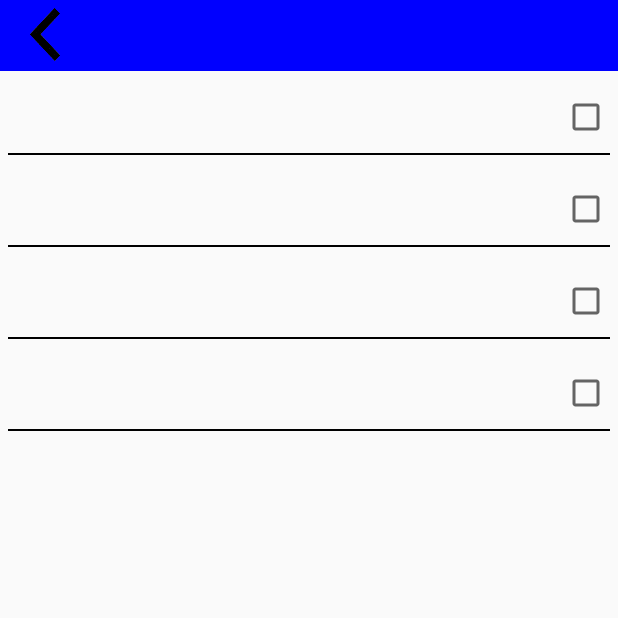
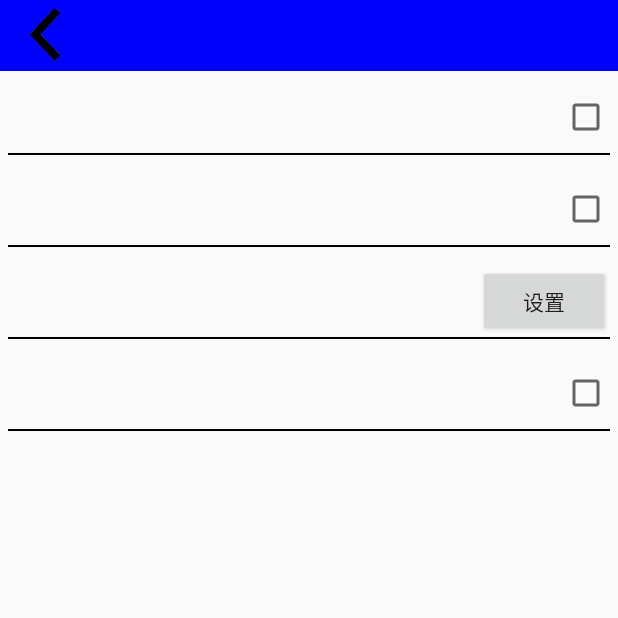
Before and after one commit to hexinglin/StewardTokgo, an Android app: the SettingActivity screen opened directly, with no data from a screen before it, on a phone screen of 412 x 824 dp, the top half of it. Run offline under Robolectric (Android 15) with nearby library versions, the phone set to English and light mode, and no system bars.

Commit message:
补发v1.2.0

```diff
--- a/app/src/main/java/per/hxl/stewardtokgo/Activity/SettingActivity.java
+++ b/app/src/main/java/per/hxl/stewardtokgo/Activity/SettingActivity.java
@@ -9,11 +9,12 @@ import per.hxl.stewardtokgo.R;
 import per.hxl.stewardtokgo.utils.ConstantValue;
 import per.hxl.stewardtokgo.utils.SPutil;
 import per.hxl.stewardtokgo.view.SettingItemView;
+import per.hxl.stewardtokgo.view.xlistview.SelectItemView;
 
 
 public class SettingActivity extends AppCompatActivity {
 
-    private SettingItemView siv_timesw = null;
+    private SelectItemView siv_httpadrr = null;
     private SettingItemView siv_prompttone = null;
     private SettingItemView siv_applock = null;
 
@@ -29,17 +30,18 @@ public class SettingActivity extends AppCompatActivity {
 
     private void initTimeSW() {
 
-        //临时作为
-        siv_timesw = (SettingItemView) findViewById(R.id.setting_timesw);
-        siv_timesw.setCheck(SPutil.getBoolean(this, ConstantValue.SHOWSUSPENSIONWINDOW,false));
-        siv_timesw.setOnClickListener(new View.OnClickListener() {
-            @Override
-            public void onClick(View view) {
-                boolean ischeck = siv_timesw.isCheck();
-                SPutil.putBoolean(getBaseContext(),ConstantValue.SHOWSUSPENSIONWINDOW,!ischeck);
-                siv_timesw.setCheck(!ischeck);
-            }
-        });
+        siv_httpadrr = findViewById(R.id.setting_httpadrr);
+        siv_httpadrr.init(ConstantValue.SERVERADRRITEM,ConstantValue.SERVERADRR);
+
+//        siv_timesw.setCheck(SPutil.getBoolean(this, ConstantValue.SHOWSUSPENSIONWINDOW,false));
+//        siv_timesw.setOnClickListener(new View.OnClickListener() {
+//            @Override
+//            public void onClick(View view) {
+//                boolean ischeck = siv_timesw.isCheck();
+//                SPutil.putBoolean(getBaseContext(),ConstantValue.SHOWSUSPENSIONWINDOW,!ischeck);
+//                siv_timesw.setCheck(!ischeck);
+//            }
+//        });
     }
 
     //初始化是否打开提示音
--- /dev/null
+++ b/app/src/main/java/per/hxl/stewardtokgo/view/xlistview/SelectItemView.java
@@ -0,0 +1,161 @@
+package per.hxl.stewardtokgo.view.xlistview;
+
+import android.content.Context;
+import android.content.DialogInterface;
+import android.content.SharedPreferences;
+import android.support.v7.app.AlertDialog;
+import android.util.AttributeSet;
+import android.view.View;
+import android.widget.Button;
+import android.widget.RelativeLayout;
+import android.widget.TextView;
+
+import per.hxl.stewardtokgo.R;
+import per.hxl.stewardtokgo.utils.ConstantValue;
+
+
+/**
+ * Created by TOKGO on 2017/8/15.
+ */
+
+public class SelectItemView extends RelativeLayout {
+    private TextView tv_des;
+    private String selectitle;
+    private String saveFalg;
+    private int nowIndex = -1;
+    private int clickIndex = -1;
+    private String[] items = new String[]{};//创建item
+    private SharedPreferences sp = null;
+
+    public SelectItemView(Context context) {
+        this(context,null);
+    }
+
+    public SelectItemView(Context context, AttributeSet attrs) {
+        this(context, attrs,0);
+    }
+
+    public SelectItemView(Context context, AttributeSet attrs, int defStyleAttr) {
+        super(context, attrs, defStyleAttr);
+        View.inflate(context, R.layout.view_item_select,this);
+        tv_des =  findViewById(R.id.selecttv_des);
+        TextView tv_title = findViewById(R.id.selecttv_title);
+        tv_title.setText(attrs.getAttributeValue(ConstantValue.NAMEWSPACE, "title"));
+        //获取自定义以及原生属性的操作，写在此次，AttributeSet attrs中获取
+        selectitle = attrs.getAttributeValue(ConstantValue.NAMEWSPACE, "selecttitle");
+        initOnClick();
+    }
+
+    private void initOnClick() {
+        findViewById(R.id.selectcb_btn).setOnClickListener(new OnClickListener() {
+            @Override
+            public void onClick(View v) {
+                // 如果为items 0 不弹出
+                if (items.length<1){
+
+                    return;
+                }
+                clickIndex = nowIndex;
+                AlertDialog alertDialog4 = new AlertDialog.Builder(getContext())
+                        .setTitle(selectitle)
+                        .setSingleChoiceItems(items, nowIndex, new DialogInterface.OnClickListener() {//添加单选框
+                            @Override
+                            public void onClick(DialogInterface dialogInterface, int i) {
+                                clickIndex = i;
+                            }
+                        })
+                        .setPositiveButton("确定", new DialogInterface.OnClickListener() {//添加"Yes"按钮
+                            @Override
+                            public void onClick(DialogInterface dialogInterface, int i) {
+                                saveSelectContent();
+                            }
+                        })
+                        .setNegativeButton("取消", new DialogInterface.OnClickListener() {//添加"Yes"按钮
+                            @Override
+                            public void onClick(DialogInterface dialogInterface, int i) { }
+                        })
+                        .create();
+                alertDialog4.show();
+            }
+        });
+
+    }
+
+    public int getSelect(){
+        return nowIndex;
+    }
+
+    public String getSelectText(){
+        if (nowIndex<0){
+            return "";
+        }
+        return items[nowIndex];
+    }
+    private void saveSelectContent() {
+        if (!"".equals(saveFalg)){
+            putint(saveFalg,clickIndex);
+        }
+        nowIndex = clickIndex;
+        tv_des.setText(items[nowIndex]);
+    }
+
+
+    public void init(String[] items,int defautIndex,String saveFalg){
+        this.items =items;
+        this.nowIndex = defautIndex;
+        this.saveFalg = saveFalg;
+        if (items.length < defautIndex+1){
+            this.nowIndex = items.length-1;
+        }
+        initUI();
+    }
+
+    private void initUI() {
+        if (this.nowIndex<0){
+            this.tv_des.setText("");
+        }else {
+            this.tv_des.setText(items[nowIndex]);
+        }
+    }
+
+    public void init(String[] items){
+        init(items,-1,"");
+    }
+
+    public void init(String[] items,int defautIndex){
+        init(items,defautIndex,"");
+    }
+
+    public void init(String[] items,String saveFalg){
+        if (!"".equals(saveFalg)){
+            init(items,getint(saveFalg,-1),saveFalg);
+        }
+        else
+            init(items,-1,saveFalg);
+    }
+
+    /**
+     * 写入int变量至sp中
+     * @param key 存储节点名称
+     * @param value 存储节点的值 int
+     * */
+    public void  putint(String key,int value){
+        if (sp == null)
+            sp = getContext().getSharedPreferences("SWconfig", Context.MODE_PRIVATE);
+        sp.edit().putInt(key,value).commit();
+    }
+
+    /**
+     * 读取sp中int变量
+     * @param key 存储节点名称
+     * @param defvalue 存储节点的值 int
+     * @return    默认值或者此节点读取到的值
+     * */
+    public int getint(String key,int defvalue){
+        if (sp == null)
+            sp = getContext().getSharedPreferences("SWconfig", Context.MODE_PRIVATE);
+        return sp.getInt(key,defvalue);
+    }
+
+
+}
--- a/app/src/main/res/layout/activity_setting.xml
+++ b/app/src/main/res/layout/activity_setting.xml
@@ -30,15 +30,14 @@
         android:layout_width="match_parent"
         android:layout_height="wrap_content">
     </per.hxl.stewardtokgo.view.SettingItemView>
-    <per.hxl.stewardtokgo.view.SettingItemView
+    <per.hxl.stewardtokgo.view.xlistview.SelectItemView
         xmlns:Steward="http://schemas.android.com/apk/res/per.hxl.stewardtokgo"
-        android:id="@+id/setting_timesw"
-        Steward:destitle="服务器地址"
-        Steward:desoff="prd环境"
-        Steward:deson="qa环境"
+        android:id="@+id/setting_httpadrr"
+        Steward:title="服务器地址"
+        Steward:selecttitle="选择使用的环境"
         android:layout_width="match_parent"
         android:layout_height="wrap_content">
-    </per.hxl.stewardtokgo.view.SettingItemView>
+    </per.hxl.stewardtokgo.view.xlistview.SelectItemView>
     <per.hxl.stewardtokgo.view.SettingItemView
         xmlns:Steward="http://schemas.android.com/apk/res/per.hxl.stewardtokgo"
         android:id="@+id/setting_studysw"
--- /dev/null
+++ b/app/src/main/res/layout/view_item_select.xml
@@ -0,0 +1,35 @@
+<?xml version="1.0" encoding="utf-8"?>
+<RelativeLayout xmlns:android="http://schemas.android.com/apk/res/android"
+    android:orientation="vertical"
+    android:padding="5dp"
+    android:layout_width="wrap_content"
+    android:layout_height="wrap_content">
+        <TextView
+            android:id="@+id/selecttv_title"
+            android:textColor="#000"
+            android:textSize="18sp"
+            android:layout_width="wrap_content"
+            android:layout_height="wrap_content" />
+        <TextView
+            android:id="@+id/selecttv_des"
+            android:layout_below="@+id/selecttv_title"
+            android:textColor="#000"
+            android:textSize="18sp"
+            android:layout_width="wrap_content"
+            android:layout_height="wrap_content" />
+        <Button
+            android:id="@+id/selectcb_btn"
+            android:layout_alignParentRight="true"
+            android:layout_centerVertical="true"
+            android:clickable="false"
+            android:focusable="false"
+            android:text="设置"
+            android:focusableInTouchMode="false"
+            android:layout_width="wrap_content"
+            android:layout_height="wrap_content" />
+        <View
+            android:background="#000"
+            android:layout_below="@+id/selecttv_des"
+            android:layout_width="match_parent"
+            android:layout_height="1dp"/>
+</RelativeLayout>
```
Also changed, not shown: app/src/main/java/per/hxl/stewardtokgo/Activity/SplashActivity.java (+4 -9 lines), app/src/main/java/per/hxl/stewardtokgo/Chat/ChatClient.java (+11 -3 lines), app/src/main/java/per/hxl/stewardtokgo/utils/ConstantValue.java (+13 -3 lines), app/src/main/res/values/attrs.xml (+8 -3 lines).
